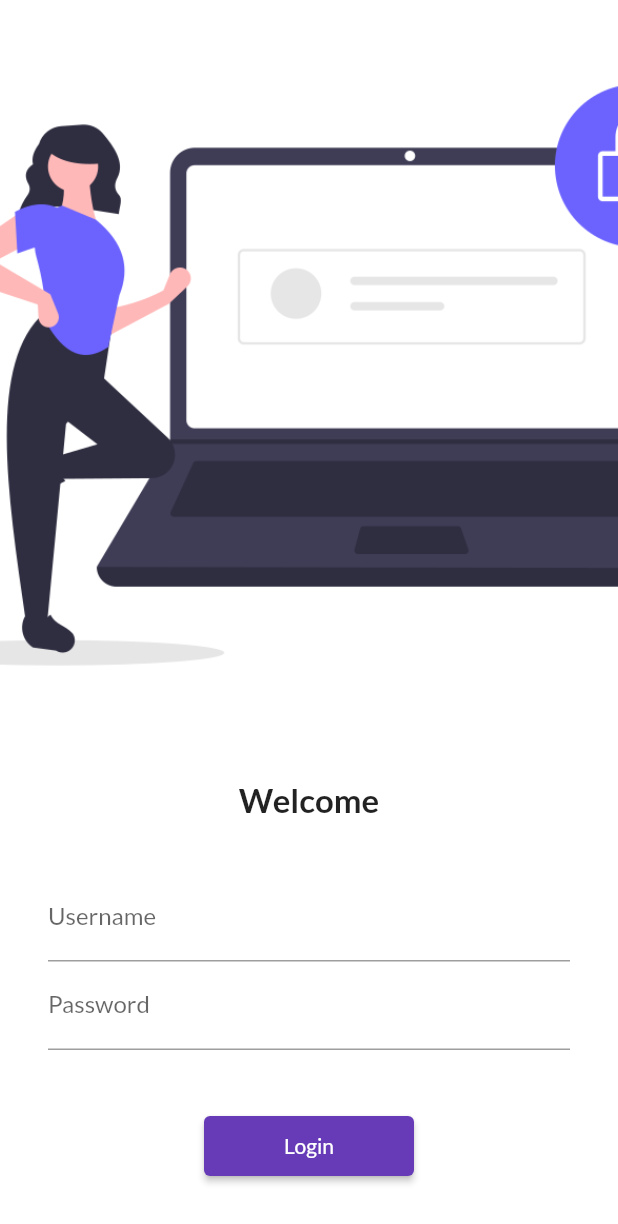
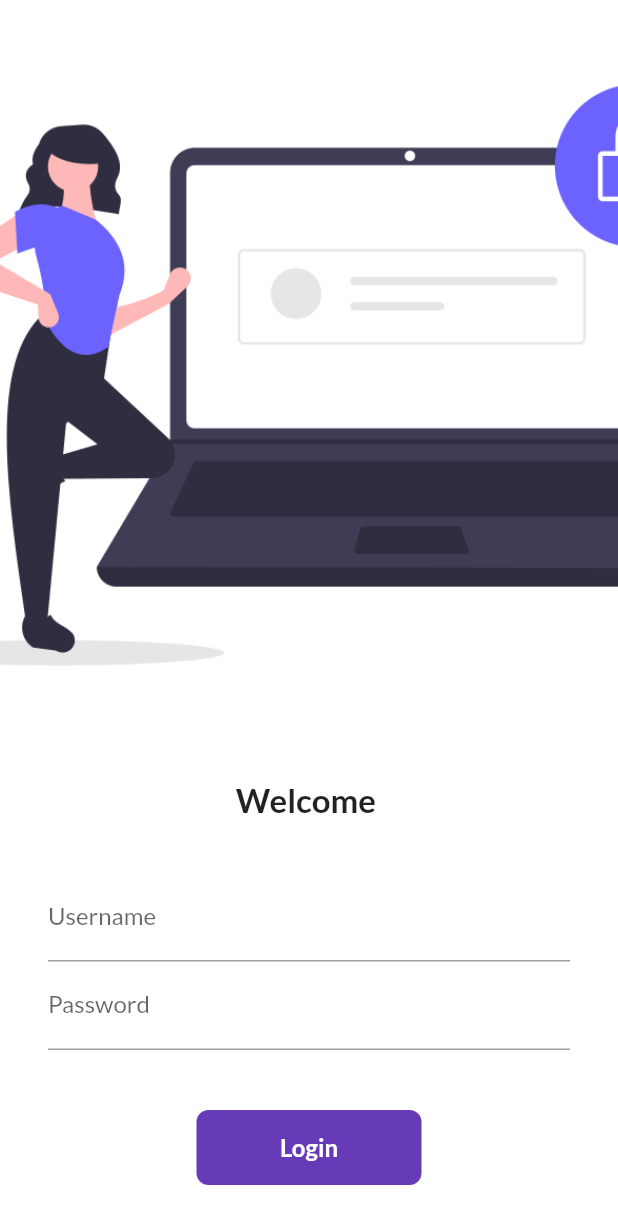
Before and after one commit to abhisunny3/30DaysofFlutter, a Flutter app: the screen it shows after launch, on a phone screen of 412 x 824 dp. Shown: the top 1224 px of the screen. Run offline on Flutter 3.47's test engine with Material 2 defaults, Android fonts, the phone set to English and light mode, and no system bars; our stand-ins replace google_fonts.

Commit message:
day6 completed

```diff
--- a/lib/main.dart
+++ b/lib/main.dart
@@ -8,7 +8,12 @@ void main() {
   runApp(MyApp());
 }
 
-class MyApp extends StatelessWidget {
+class MyApp extends StatefulWidget {
+  @override
+  _MyAppState createState() => _MyAppState();
+}
+
+class _MyAppState extends State<MyApp> {
   int days = 30;
 
   @override
--- a/lib/pages/login_page.dart
+++ b/lib/pages/login_page.dart
@@ -1,7 +1,15 @@
 import 'package:flutter/material.dart';
 import 'package:tests/utils/routes.dart';
 
-class LoginPage extends StatelessWidget {
+class LoginPage extends StatefulWidget {
+  @override
+  _LoginPageState createState() => _LoginPageState();
+}
+
+class _LoginPageState extends State<LoginPage> {
+  String name = "";
+  bool changedButton = false;
+
   @override
   Widget build(BuildContext context) {
     return Material(
@@ -18,7 +26,7 @@ class LoginPage extends StatelessWidget {
               height: 20.0,
             ),
             Text(
-              "Welcome",
+              "Welcome $name",
               style: TextStyle(fontSize: 22, fontWeight: FontWeight.bold),
             ),
             SizedBox(
@@ -31,7 +39,13 @@ class LoginPage extends StatelessWidget {
                 children: [
                   TextFormField(
                     decoration: InputDecoration(
-                        hintText: "Enter user name", labelText: "Username"),
+                      hintText: "Enter user name",
+                      labelText: "Username",
+                    ),
+                    onChanged: (value) {
+                      name = value;
+                      setState(() {});
+                    },
                   ),
                   TextFormField(
                     obscureText: true,
@@ -41,12 +55,47 @@ class LoginPage extends StatelessWidget {
                   SizedBox(
                     height: 40.0,
                   ),
-                  ElevatedButton(
-                      style: TextButton.styleFrom(minimumSize: Size(140, 40)),
-                      onPressed: () {
-                        Navigator.pushNamed(context, MyRoutes.homeRote);
-                      },
-                      child: Text("Login"))
+                  InkWell(
+                    onTap: () async {
+                      setState(() {
+                        changedButton = true;
+                      });
+
+                      await Future.delayed(Duration(seconds: 1));
+                      Navigator.pushNamed(context, MyRoutes.homeRote);
+                    },
+                    child: AnimatedContainer(
+                      duration: Duration(seconds: 1),
+                      width: changedButton ? 50 : 150,
+                      height: 50,
+                      alignment: Alignment.center,
+                      child: changedButton
+                          ? Icon(
+                              Icons.done,
+                              color: Colors.white,
+                            )
+                          : Text(
+                              "Login",
+                              style: TextStyle(
+                                  color: Colors.white,
+                                  fontWeight: FontWeight.bold,
+                                  fontSize: 16),
+                            ),
+                      decoration: BoxDecoration(
+                          color: Colors.deepPurple,
+                          // shape: changedButton
+                          //     ? BoxShape.circle
+                          //     : BoxShape.rectangle
+                          borderRadius:
+                              BorderRadius.circular(changedButton ? 50 : 8)),
+                    ),
+                  )
+                  // ElevatedButton(
+                  //     style: TextButton.styleFrom(minimumSize: Size(140, 40)),
+                  //     onPressed: () {
+                  //       Navigator.pushNamed(context, MyRoutes.homeRote);
+                  //     },
+                  //     child: Text("Login"))
                 ],
               ),
             )
```
